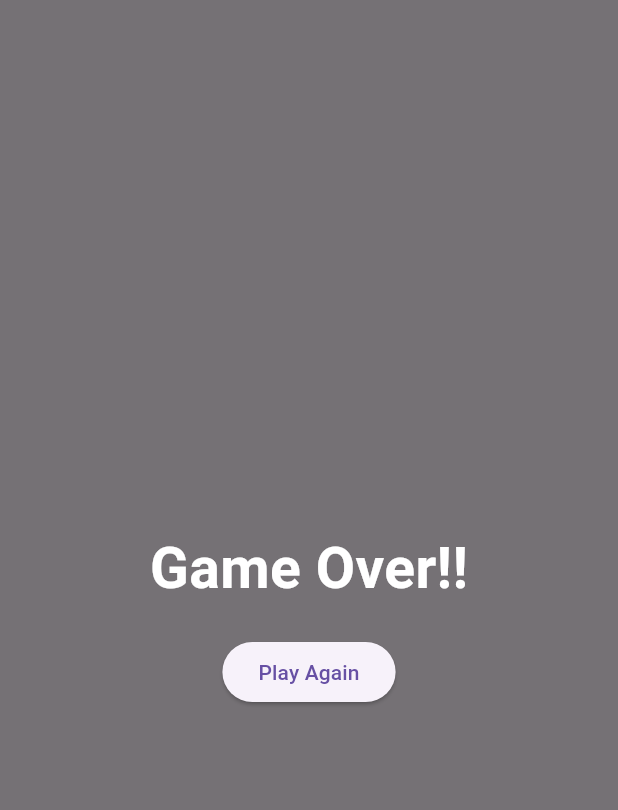
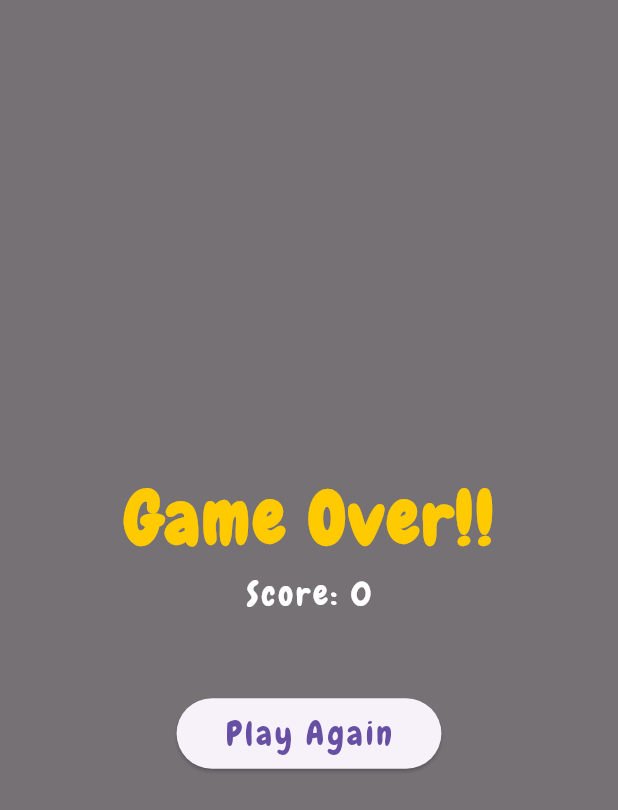
Before and after one commit to anupam92402/Flappy-Bird, a Flutter app: the GameOverWidget widget shown alone on an empty page, opened directly, on a phone screen of 412 x 824 dp. Shown: the top 810 px of the screen. Run offline on Flutter 3.47's test engine with Material 3 defaults, Android fonts, the phone set to English and light mode, and no system bars; our stand-ins replace bloc, equatable, flutter_animate, flutter_bloc; missing offline and left inert: flame, flame_bloc.

Commit message:
font, animation added and minor improvements

```diff
--- a/lib/blocs/game_cubit/game_cubit.dart
+++ b/lib/blocs/game_cubit/game_cubit.dart
@@ -25,7 +25,7 @@ class GameCubit extends Cubit<GameState> {
 
   void restartGame() {
     emit(
-      state.copyWith(currentPlayingState: PlayingState.none, currentScore: 0),
+      state.copyWith(currentPlayingState: PlayingState.idle, currentScore: 0),
     );
   }
 }
--- a/lib/blocs/game_cubit/game_state.dart
+++ b/lib/blocs/game_cubit/game_state.dart
@@ -3,7 +3,7 @@ part of 'game_cubit.dart';
 class GameState with EquatableMixin {
   const GameState({
     this.currentScore = 0,
-    this.currentPlayingState = PlayingState.none,
+    this.currentPlayingState = PlayingState.idle,
   });
 
   final int currentScore;
@@ -19,4 +19,4 @@ class GameState with EquatableMixin {
   List<Object> get props => [currentScore, currentPlayingState];
 }
 
-enum PlayingState { none, playing, paused, gameOver }
+enum PlayingState { idle, playing, paused, gameOver }
--- a/lib/components/background_component.dart
+++ b/lib/components/background_component.dart
@@ -30,7 +30,7 @@ class BackgroundComponent extends ParallaxComponent<FlappyBirdGame>
   @override
   void update(double dt) {
     switch (bloc.state.currentPlayingState) {
-      case PlayingState.none:
+      case PlayingState.idle:
       case PlayingState.playing:
         super.update(dt);
         break;
--- a/lib/components/hidden_coin_component.dart
+++ b/lib/components/hidden_coin_component.dart
@@ -3,7 +3,7 @@ import 'package:flame/components.dart';
 
 class HiddenCoinComponent extends PositionComponent {
   HiddenCoinComponent({required super.position})
-    : super(size: Vector2(24, 24), anchor: Anchor.center);
+    : super(size: Vector2(40, 40), anchor: Anchor.center);
 
   @override
   void onLoad() {
--- a/lib/components/pipe_pair_component.dart
+++ b/lib/components/pipe_pair_component.dart
@@ -31,7 +31,7 @@ class PipePairComponent extends PositionComponent
     switch (bloc.state.currentPlayingState) {
       case PlayingState.paused:
       case PlayingState.gameOver:
-      case PlayingState.none:
+      case PlayingState.idle:
         break;
       case PlayingState.playing:
         position.x -= speed * dt;
--- a/lib/flappy_bird_game.dart
+++ b/lib/flappy_bird_game.dart
@@ -10,7 +10,7 @@ class FlappyBirdGame extends FlameGame<FlappyBirdWorld> {
   FlappyBirdGame({required this.gameCubit})
     : super(
         world: FlappyBirdWorld(),
-        camera: CameraComponent.withFixedResolution(width: 600, height: 1000),
+        camera: CameraComponent.withFixedResolution(width: 600, height: 1300),
       );
   final GameCubit gameCubit;
 }
--- a/lib/main.dart
+++ b/lib/main.dart
@@ -16,6 +16,7 @@ class MyApp extends StatelessWidget {
     return BlocProvider(
       create: (context) => GameCubit(),
       child: MaterialApp(
+        theme: ThemeData(fontFamily: 'Chewy'),
         debugShowCheckedModeBanner: false,
         title: 'Flutter Demo',
         home: const HomePage(),
--- /dev/null
+++ b/lib/utils/color_constants.dart
@@ -0,0 +1,6 @@
+import 'dart:ui';
+
+class ColorConstants {
+  static const color2387FC = Color(0xff2387FC);
+  static const colorFFCA00 = Color(0xffFFCA00);
+}
--- a/lib/utils/string_constants.dart
+++ b/lib/utils/string_constants.dart
@@ -1,5 +1,6 @@
 class StringConstants {
   static const gameOver = 'Game Over!!';
   static const playAgain = 'Play Again';
-  static const pressToStart = 'PRESS TO START';
+  static const tapToPlay = 'TAP TO PLAY';
+  static const score = 'Score:';
 }
--- a/lib/widgets/game_over_widget.dart
+++ b/lib/widgets/game_over_widget.dart
@@ -1,3 +1,6 @@
+import 'dart:ui';
+
+import 'package:flappy_bird/utils/color_constants.dart';
 import 'package:flutter/material.dart';
 import 'package:flutter_bloc/flutter_bloc.dart';
 
@@ -9,7 +12,11 @@ class GameOverWidget extends StatelessWidget {
 
   @override
   Widget build(BuildContext context) {
-    return Container(
+    return BlocBuilder<GameCubit, GameState>(
+      builder: (context, state) {
+        return BackdropFilter(
+          filter: ImageFilter.blur(sigmaX: 8, sigmaY: 6),
+          child: Container(
             color: Colors.black54,
             child: Center(
               child: Column(
@@ -18,21 +25,39 @@ class GameOverWidget extends StatelessWidget {
                   Text(
                     StringConstants.gameOver,
                     style: TextStyle(
-                color: Colors.white,
+                      color: ColorConstants.colorFFCA00,
                       fontWeight: FontWeight.bold,
-                fontSize: 38,
+                      fontSize: 48,
+                      letterSpacing: 2,
                     ),
                   ),
-            SizedBox(height: 18),
+                  Text(
+                    '${StringConstants.score} ${state.currentScore}',
+                    style: TextStyle(
+                      color: Colors.white,
+                      fontSize: 22,
+                      letterSpacing: 2,
+                    ),
+                  ),
+                  SizedBox(height: 54),
                   ElevatedButton(
                     onPressed: () {
                       BlocProvider.of<GameCubit>(context).restartGame();
                     },
-              child: const Text(StringConstants.playAgain),
+                    child: Padding(
+                      padding: const EdgeInsets.all(8.0),
+                      child: Text(
+                        StringConstants.playAgain,
+                        style: TextStyle(fontSize: 22, letterSpacing: 2),
+                      ),
+                    ),
                   ),
                 ],
               ),
             ),
+          ),
+        );
+      },
     );
   }
 }
--- /dev/null
+++ b/lib/widgets/score_widget.dart
@@ -0,0 +1,21 @@
+import 'package:flutter/material.dart';
+
+class ScoreWidget extends StatelessWidget {
+  const ScoreWidget({super.key,required this.score});
+
+  final String score;
+
+  @override
+  Widget build(BuildContext context) {
+    return   Align(
+      alignment: Alignment.topCenter,
+      child: Padding(
+        padding: const EdgeInsets.only(top: 40.0),
+        child: Text(
+         score,
+          style: TextStyle(color: Colors.black, fontSize: 38),
+        ),
+      ),
+    );
+  }
+}
```
Also changed, not shown: lib/components/flappy_bird_root_component.dart (+2 -7 lines), lib/home_page.dart (+5 -2 lines), lib/widgets/game_start_text_widget.dart (+21 -14 lines), pubspec.yaml (+5 -60 lines), assets/fonts/Chewy-Regular.ttf (added), pubspec.lock. Lines whose indentation alone changed are shown as unchanged.
